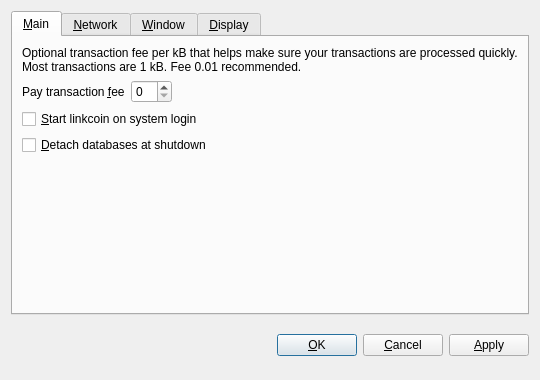
Old version of the form src/qt/forms/optionsdialog.ui in the repository blinecoin/BLineCoin.
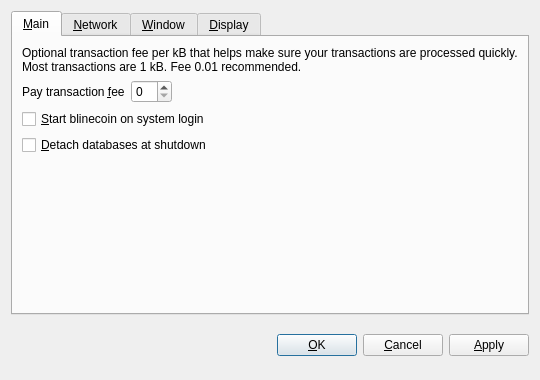
New version of the form. Custom widgets are drawn as their Qt base class.

```diff
--- a/src/qt/forms/optionsdialog.ui
+++ b/src/qt/forms/optionsdialog.ui
@@ -82,7 +82,7 @@
           <string>Automatically start linkcoin after logging in to the system.</string>
          </property>
          <property name="text">
-          <string>&amp;Start linkcoin on system login</string>
+          <string>&amp;Start blinecoin on system login</string>
          </property>
         </widget>
        </item>
```
Left out of the diff: 10 changed lines with no effect on the pictures.
